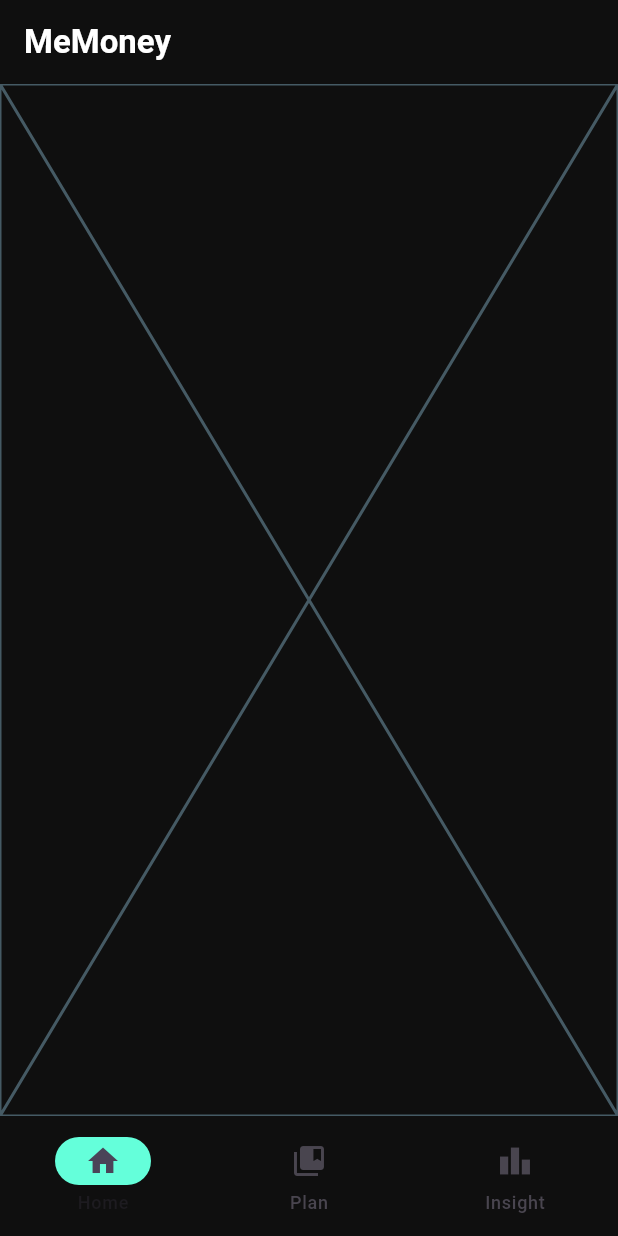
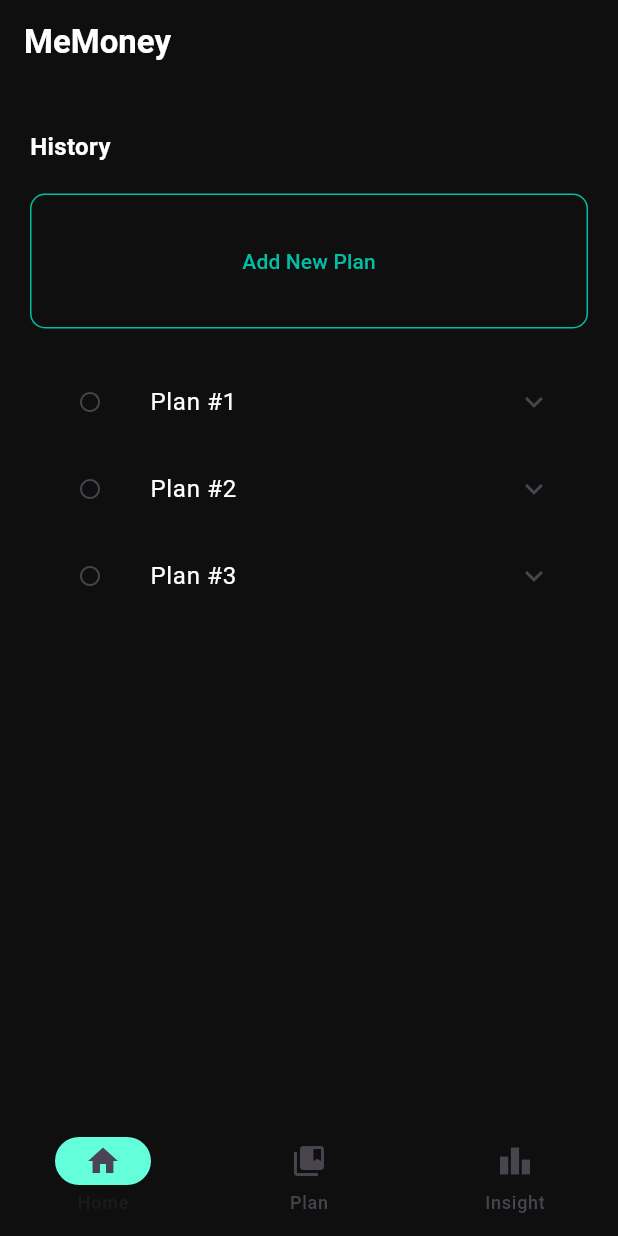
Before and after one commit to RaditAtalla/memoney, a Flutter app: the screen it shows after launch, swiped to page 2, on a phone screen of 412 x 824 dp. Run offline on Flutter 3.47's test engine with Material 3 defaults, Android fonts, the phone set to English and light mode, and no system bars.

Commit message:
add plan screen

```diff
--- a/lib/plan_screen.dart
+++ b/lib/plan_screen.dart
@@ -1,10 +1,164 @@
 import 'package:flutter/material.dart';
 
-class PlanScreen extends StatelessWidget {
+class PlanScreen extends StatefulWidget {
   const PlanScreen({super.key});
 
   @override
+  State<PlanScreen> createState() => _PlanScreenState();
+}
+
+class _PlanScreenState extends State<PlanScreen> {
+  List<Map> dummyPlan = [
+    {
+      "id": 0,
+      "title": "Plan #1",
+      "body": <String, dynamic>{
+        "monthly": {"Makan": 900000, "Kas UKM": 20000},
+        "daily": {"Makan": 30000},
+        "total": 920000,
+      },
+    },
+    {
+      "id": 1,
+      "title": "Plan #2",
+      "body": <String, dynamic>{
+        "monthly": {"Makan": 300000, "Kas UKM": 20000},
+        "daily": {"Makan": 10000},
+        "total": 320000,
+      },
+    },
+    {
+      "id": 2,
+      "title": "Plan #3",
+      "body": <String, dynamic>{
+        "monthly": {"Makan": 480000},
+        "daily": {"Makan": 16000},
+        "total": 480000,
+      },
+    },
+  ];
+
+  @override
   Widget build(BuildContext context) {
-    return const Placeholder();
+    return SingleChildScrollView(
+      child: Padding(
+        padding: const EdgeInsets.symmetric(horizontal: 20),
+        child: Column(
+          crossAxisAlignment: CrossAxisAlignment.start,
+          children: [
+            SizedBox(height: 30),
+            Text(
+              "History",
+              style: TextStyle(
+                fontSize: 16,
+                fontWeight: FontWeight.bold,
+                color: Colors.white,
+              ),
+            ),
+
+            SizedBox(height: 20),
+
+            // add button
+            Container(
+              width: double.infinity,
+              padding: EdgeInsets.symmetric(vertical: 20),
+              decoration: BoxDecoration(
+                borderRadius: BorderRadius.circular(10),
+                border: Border.all(color: Colors.tealAccent[700]!),
+              ),
+              child: TextButton(
+                onPressed: () {},
+                child: Text(
+                  "Add New Plan",
+                  style: TextStyle(color: Colors.tealAccent[700]),
+                ),
+              ),
+            ),
+
+            SizedBox(height: 20),
+
+            // plan list
+            for (var data in dummyPlan)
+              ExpansionTile(
+                leading: IconButton(
+                  onPressed: () {},
+                  icon: Icon(Icons.radio_button_off, size: 16),
+                ),
+                expandedAlignment: Alignment.centerLeft,
+                expandedCrossAxisAlignment: CrossAxisAlignment.start,
+                childrenPadding: EdgeInsets.symmetric(horizontal: 70),
+
+                title: Text(
+                  data["title"],
+                  style: TextStyle(color: Colors.white),
+                ),
+                children: [
+                  Text(
+                    "Per Bulan",
+                    style: TextStyle(
+                      color: Colors.grey,
+                      fontWeight: FontWeight.bold,
+                    ),
+                  ),
+                  SizedBox(height: 5),
+                  for (var monthly in data["body"]["monthly"].entries)
+                    Row(
+                      mainAxisAlignment: MainAxisAlignment.spaceBetween,
+                      children: [
+                        Text(monthly.key, style: TextStyle(color: Colors.grey)),
+                        Text(
+                          monthly.value.toString(),
+                          style: TextStyle(color: Colors.grey),
+                        ),
+                      ],
+                    ),
+
+                  SizedBox(height: 10),
+
+                  Text(
+                    "Per Hari",
+                    style: TextStyle(
+                      color: Colors.grey,
+                      fontWeight: FontWeight.bold,
+                    ),
+                  ),
+                  SizedBox(height: 5),
+                  for (var daily in data["body"]["daily"].entries)
+                    Row(
+                      mainAxisAlignment: MainAxisAlignment.spaceBetween,
+                      children: [
+                        Text(daily.key, style: TextStyle(color: Colors.grey)),
+                        Text(
+                          daily.value.toString(),
+                          style: TextStyle(color: Colors.grey),
+                        ),
+                      ],
+                    ),
+
+                  SizedBox(height: 10),
+                  Row(
+                    mainAxisAlignment: MainAxisAlignment.spaceBetween,
+                    children: [
+                      Text(
+                        "Total",
+                        style: TextStyle(
+                          color: Colors.grey,
+                          fontWeight: FontWeight.bold,
+                        ),
+                      ),
+                      Text(
+                        data["body"]["total"].toString(),
+                        style: TextStyle(color: Colors.grey),
+                      ),
+                    ],
+                  ),
+
+                  SizedBox(height: 20),
+                ],
+              ),
+          ],
+        ),
+      ),
+    );
   }
 }
```
